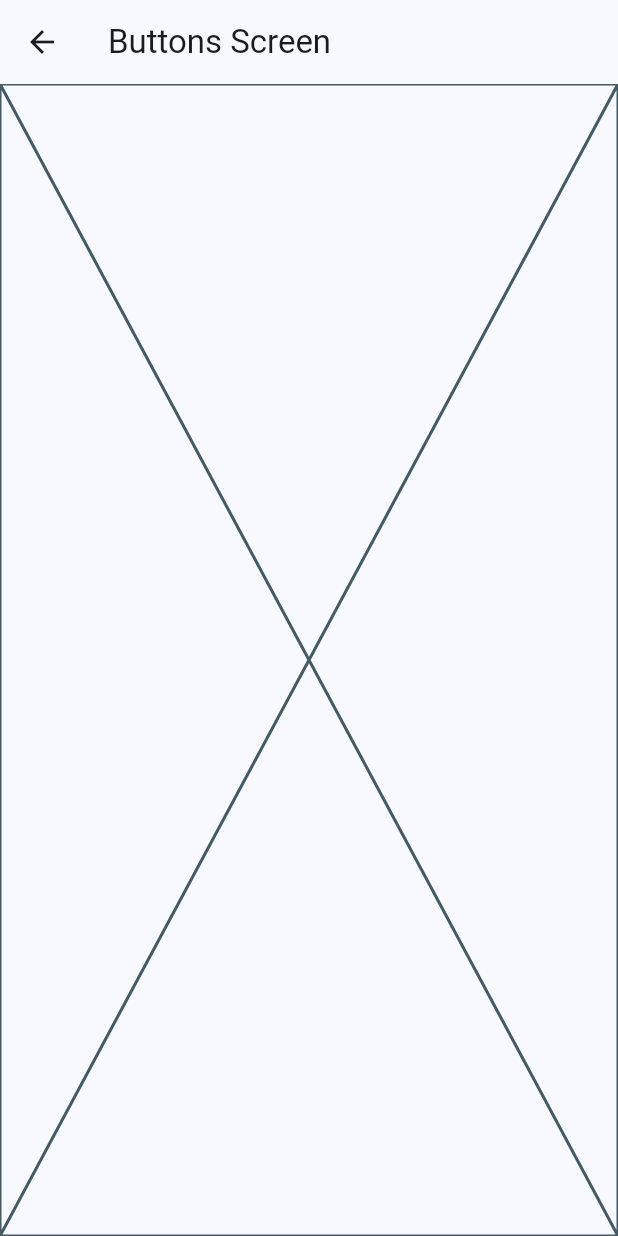
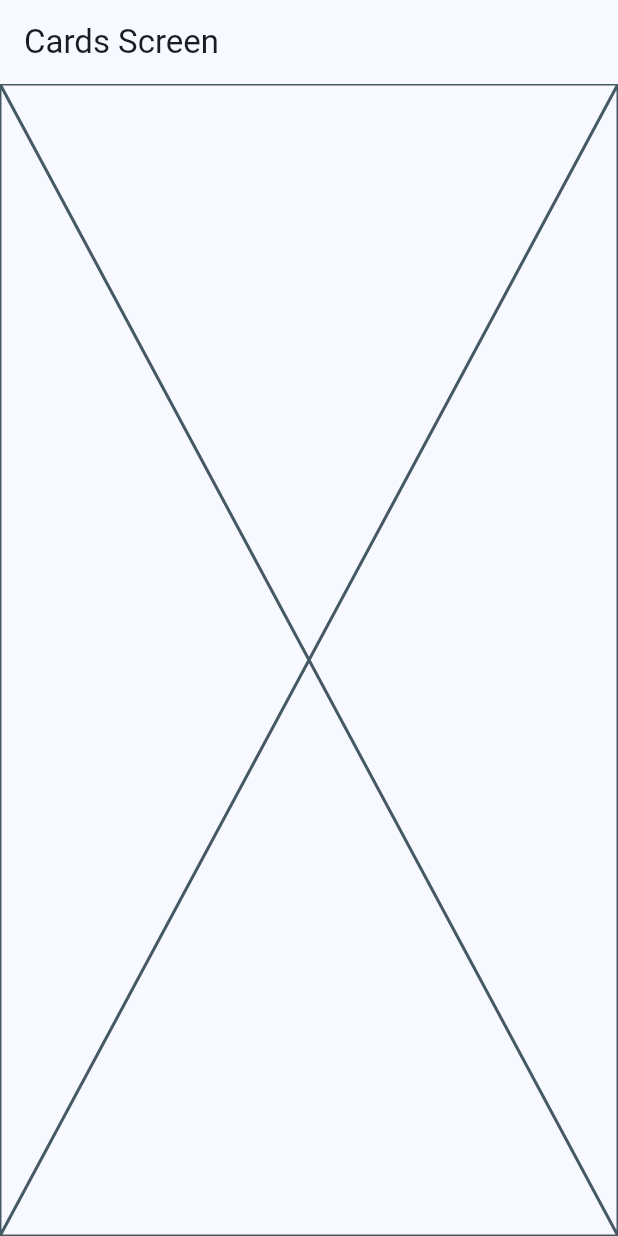
Before and after one commit to Adrian-Garcia-Cuya/widgets_app, a Flutter app: the CardsScreen screen opened by its route, on a phone screen of 412 x 824 dp. Run offline on Flutter 3.47's test engine with Material 3 defaults, Android fonts, the phone set to English and light mode, and no system bars; our stand-ins replace go_router.

Commit message:
Configuracion de rutas

```diff
--- /dev/null
+++ b/lib/config/router/app_router.dart
@@ -0,0 +1,23 @@
+import 'package:go_router/go_router.dart';
+import 'package:widgets_app_4/presentation/screens/screens.dart';
+
+final appRouter = GoRouter(
+  initialLocation: '/',
+  routes: [
+
+    GoRoute(
+      path: '/',
+      builder: (context, state) => const HomeScreen()
+    ),
+
+    GoRoute(
+      path: '/buttons',
+      builder: (context, state) => const ButtonsScreen()
+    ),
+
+    GoRoute(
+      path: '/cards',
+      builder: (context, state) => const CardsScreen(),
+    )
+  ]
+);
--- a/lib/presentation/screens/cards/cards_screen.dart
+++ b/lib/presentation/screens/cards/cards_screen.dart
@@ -7,7 +7,7 @@ class CardsScreen extends StatelessWidget {
   Widget build(BuildContext context) {
     return Scaffold(
       appBar: AppBar(
-        title: const Text('Buttons Screen'),
+        title: const Text('Cards Screen'),
       ),
       body: const Placeholder(),
     );
--- a/lib/presentation/screens/home/home_screen.dart
+++ b/lib/presentation/screens/home/home_screen.dart
@@ -1,6 +1,6 @@
 import 'package:flutter/material.dart';
+import 'package:go_router/go_router.dart';
 import 'package:widgets_app_4/config/menu/menu_items.dart';
-import 'package:widgets_app_4/presentation/screens/buttons/buttons_screen.dart';
 
 class HomeScreen extends StatelessWidget {
   const HomeScreen({super.key});
@@ -55,7 +55,8 @@ class _CustomListTile extends StatelessWidget {
         //     builder: (context) => const ButtonsScreen(),
         //   ),
         // );
-        Navigator.pushNamed(context, menuItem.link);
+        // Navigator.pushNamed(context, menuItem.link);
+        context.push( menuItem.link );
       },
     );
   }
--- /dev/null
+++ b/lib/presentation/screens/screens.dart
@@ -0,0 +1,3 @@
+export 'package:widgets_app_4/presentation/screens/buttons/buttons_screen.dart';
+export 'package:widgets_app_4/presentation/screens/cards/cards_screen.dart';
+export 'package:widgets_app_4/presentation/screens/home/home_screen.dart';
--- a/pubspec.yaml
+++ b/pubspec.yaml
@@ -9,11 +9,12 @@ environment:
 dependencies:
   flutter:
     sdk: flutter
+  go_router: ^14.3.0
 
 dev_dependencies:
+  flutter_lints: ^4.0.0
   flutter_test:
     sdk: flutter
-  flutter_lints: ^4.0.0
 
 flutter:
   uses-material-design: true
```
Also changed, not shown: lib/main.dart (+4 -9 lines), pubspec.lock.
